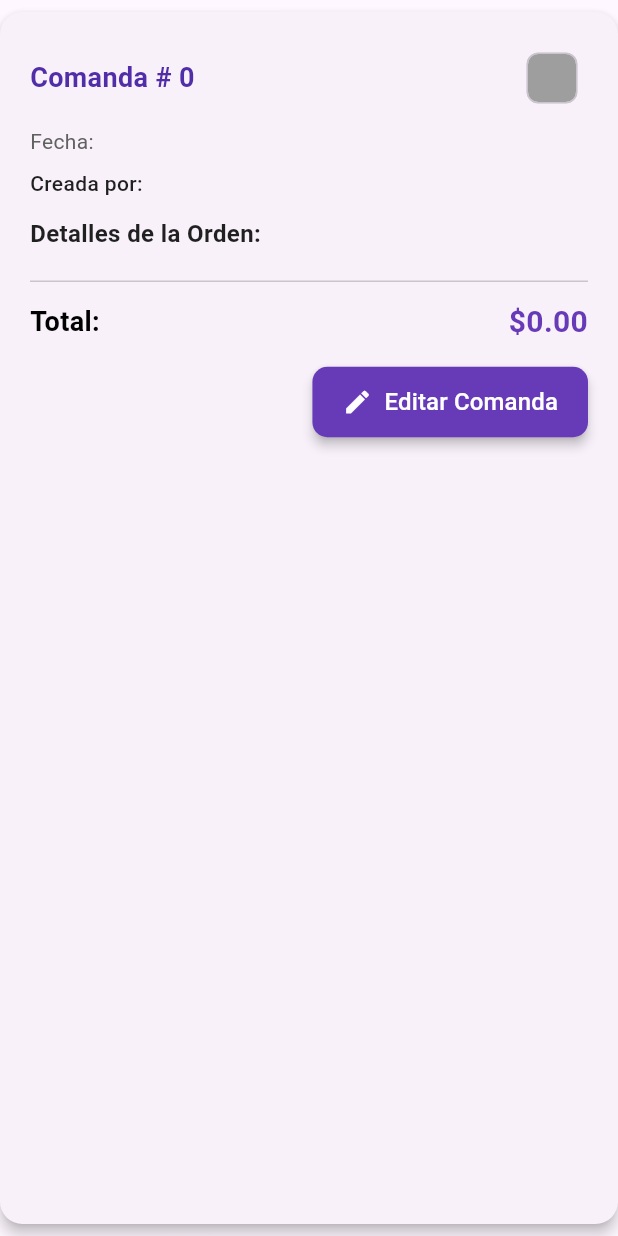
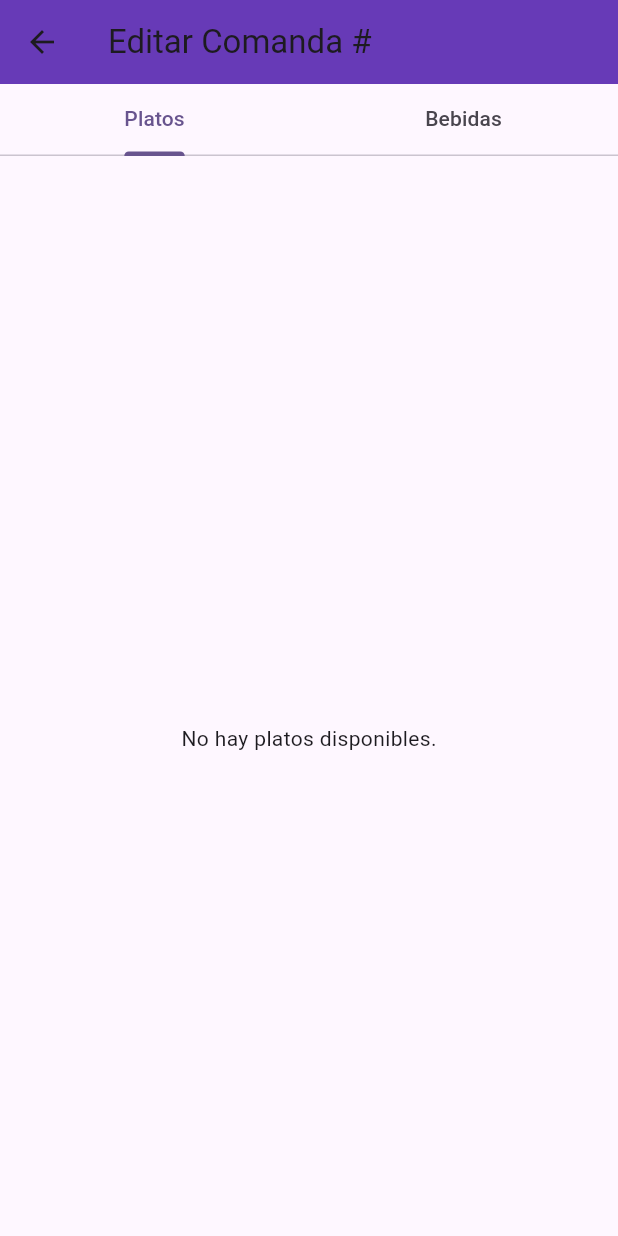
Before and after one commit to AndersonVargas24/ProyectoMenu, a Flutter app: the _ComandaCard widget shown alone on an empty page, opened directly with empty values, after a tap on "Editar Comanda", on a phone screen of 412 x 824 dp. Run offline on Flutter 3.47's test engine with Material 3 defaults, Android fonts, the light colour scheme and no system bars; drawn by our look-alikes of sliding_up_panel; our stand-ins replace cloud_firestore, connectivity_plus, firebase_auth, firebase_core, firebase_storage, image_picker; accounts and stored records are empty.

Commit message:
Update ComandasView y Editar
Se mejoro la vista de las comandas ya hechas como también implemente la vista de la edición de comandas ya creadas

```diff
--- a/menu/lib/WaiterDashboard/ComandasView.dart
+++ b/menu/lib/WaiterDashboard/ComandasView.dart
@@ -1,6 +1,7 @@
 import 'package:flutter/material.dart';
 import 'package:cloud_firestore/cloud_firestore.dart';
 import 'package:intl/intl.dart'; // Para formatear fechas
+import 'EditarComanda.dart'; // Importa la pantalla EditarComandaView
 
 class ComandasView extends StatelessWidget {
   const ComandasView({super.key});
@@ -234,8 +235,13 @@ class _ComandaCard extends StatelessWidget {
                     elevation: 3,
                   ),
                   onPressed: () {
+                    Navigator.push(
+                      context,
+                      MaterialPageRoute(
+                        builder: (context) => EditarComandaView(comandaId: documentId),
+                      ),
+                    );
                     print('Navegar a la edición de comanda con ID: $documentId');
-                    // TODO: Aquí iría la navegación a la vista de edición.
                   },
                 ),
               ),
--- /dev/null
+++ b/menu/lib/WaiterDashboard/EditarComanda.dart
@@ -0,0 +1,314 @@
+import 'package:flutter/material.dart';
+import 'package:cloud_firestore/cloud_firestore.dart';
+import 'package:sliding_up_panel/sliding_up_panel.dart';
+
+class EditarComandaView extends StatefulWidget {
+  final String comandaId;
+
+  const EditarComandaView({super.key, required this.comandaId});
+
+  @override
+  State<EditarComandaView> createState() => _EditarComandaViewState();
+}
+
+class _EditarComandaViewState extends State<EditarComandaView> with TickerProviderStateMixin {
+  Map<String, dynamic>? comandaData;
+  bool isLoading = true;
+  String? errorMessage;
+  List<Map<String, dynamic>> editingItems = [];
+  double totalComanda = 0.0;
+  List<DocumentSnapshot> _menuItems = [];
+  final PanelController _panelController = PanelController();
+  late TabController _tabController;
+  List<DocumentSnapshot> _platos = [];
+  List<DocumentSnapshot> _bebidas = [];
+
+  @override
+  void initState() {
+    super.initState();
+    _tabController = TabController(length: 2, vsync: this);
+    _loadComandaData();
+    _cargarMenuItems();
+  }
+
+  @override
+  void dispose() {
+    _tabController.dispose();
+    super.dispose();
+  }
+
+  Future<void> _cargarMenuItems() async {
+    FirebaseFirestore.instance.collection('menu').snapshots().listen((snapshot) {
+      setState(() {
+        _menuItems = snapshot.docs;
+        _platos = _menuItems.where((item) => item['tipo'] == 'Plato').toList();
+        _bebidas = _menuItems.where((item) => item['tipo'] == 'Bebida').toList();
+      });
+    });
+  }
+
+  Future<void> _loadComandaData() async {
+    setState(() {
+      isLoading = true;
+      errorMessage = null;
+    });
+
+    try {
+      DocumentSnapshot<Map<String, dynamic>> snapshot = await FirebaseFirestore.instance
+          .collection('comandas')
+          .doc(widget.comandaId)
+          .get();
+
+      if (snapshot.exists && snapshot.data() != null) {
+        setState(() {
+          comandaData = snapshot.data()!;
+          editingItems = (comandaData!['items'] as List<dynamic>)
+              .cast<Map<String, dynamic>>()
+              .toList();
+          _calculateTotal();
+          isLoading = false;
+        });
+        print('Datos de la comanda cargados: $comandaData');
+      } else {
+        setState(() {
+          errorMessage = 'No se encontró la comanda con ID: ${widget.comandaId}';
+          isLoading = false;
+        });
+        print(errorMessage);
+      }
+    } catch (e) {
+      setState(() {
+        errorMessage = 'Error al cargar la comanda: $e';
+        isLoading = false;
+      });
+      print(errorMessage);
+    }
+  }
+
+  void _calculateTotal() {
+    totalComanda = editingItems.fold(0.0, (sum, item) => sum + (item['precio'] * item['cantidad']));
+  }
+
+  void _updateItemQuantity(int index, int newQuantity) {
+    if (newQuantity >= 0) {
+      setState(() {
+        editingItems[index]['cantidad'] = newQuantity;
+        _calculateTotal();
+      });
+    }
+  }
+
+  void _removeItem(int index) {
+    setState(() {
+      editingItems.removeAt(index);
+      _calculateTotal();
+    });
+  }
+
+  void _anadirItem(Map<String, dynamic> menuItem) {
+    setState(() {
+      final existingItemIndex = editingItems.indexWhere((item) => item['nombre'] == menuItem['nombre']);
+      if (existingItemIndex != -1) {
+        editingItems[existingItemIndex]['cantidad'] = (editingItems[existingItemIndex]['cantidad'] as int) + 1;
+      } else {
+        editingItems.add({...menuItem, 'cantidad': 1});
+      }
+      _calculateTotal();
+    });
+    if (!_panelController.isPanelOpen) {
+      _panelController.open();
+    }
+  }
+
+  Future<void> _saveChanges() async {
+    setState(() {
+      isLoading = true;
+    });
+    try {
+      await FirebaseFirestore.instance
+          .collection('comandas')
+          .doc(widget.comandaId)
+          .update({'items': editingItems, 'total': totalComanda});
+      setState(() {
+        isLoading = false;
+      });
+      Navigator.pop(context);
+      ScaffoldMessenger.of(context).showSnackBar(
+        const SnackBar(content: Text('Comanda actualizada con éxito.')),
+      );
+    } catch (e) {
+      setState(() {
+        isLoading = false;
+        errorMessage = 'Error al guardar los cambios: $e';
+      });
+      ScaffoldMessenger.of(context).showSnackBar(
+        SnackBar(content: Text('Error al actualizar la comanda: $errorMessage')),
+      );
+    }
+  }
+
+  Widget _buildMenuItemCard(DocumentSnapshot itemSnap) {
+    final item = itemSnap.data() as Map<String, dynamic>;
+    return Card(
+      elevation: 3,
+      margin: const EdgeInsets.symmetric(vertical: 8, horizontal: 16),
+      shape: RoundedRectangleBorder(borderRadius: BorderRadius.circular(10)),
+      child: InkWell(
+        onTap: () => _anadirItem({...item, 'id': itemSnap.id}),
+        child: Padding(
+          padding: const EdgeInsets.all(12.0),
+          child: Row(
+            children: [
+              SizedBox(
+                width: 80,
+                height: 80,
+                child: item['imagen'] != null && item['imagen'].isNotEmpty
+                    ? (item['imagen'].toString().startsWith('http')
+                        ? Image.network(item['imagen'], fit: BoxFit.cover, errorBuilder: (context, error, stackTrace) => const Icon(Icons.image_not_supported))
+                        : Image.asset(item['imagen'], fit: BoxFit.cover, errorBuilder: (context, error, stackTrace) => const Icon(Icons.image_not_supported)))
+                    : Icon(item['tipo'] == 'Plato' ? Icons.restaurant : Icons.local_drink, size: 60),
+              ),
+              const SizedBox(width: 16),
+              Expanded(
+                child: Column(
+                  crossAxisAlignment: CrossAxisAlignment.start,
+                  children: [
+                    Text(item['nombre'] ?? 'Nombre no disponible', style: const TextStyle(fontWeight: FontWeight.bold, fontSize: 16)),
+                    const SizedBox(height: 4),
+                    Text('\$${item['precio']?.toStringAsFixed(2) ?? '0.00'}', style: const TextStyle(color: Colors.grey)),
+                    const SizedBox(height: 4),
+                    Text(item['descripcion'] ?? '', overflow: TextOverflow.ellipsis, maxLines: 2),
+                  ],
+                ),
+              ),
+              const Icon(Icons.add_circle_outline, color: Colors.green, size: 24),
+            ],
+          ),
+        ),
+      ),
+    );
+  }
+
+  Widget _buildOrderItem(int index) {
+    final item = editingItems[index];
+    return ListTile(
+      title: Text(item['nombre'] ?? 'Nombre no disponible'),
+      subtitle: Row(
+        children: [
+          IconButton(
+            icon: const Icon(Icons.remove),
+            onPressed: () => _updateItemQuantity(index, (item['cantidad'] as int) - 1),
+          ),
+          Text('${item['cantidad'] ?? 0}'),
+          IconButton(
+            icon: const Icon(Icons.add),
+            onPressed: () => _updateItemQuantity(index, (item['cantidad'] as int) + 1),
+          ),
+          const Spacer(),
+          Text('\$${(item['precio'] * (item['cantidad'] as int)).toStringAsFixed(2)}'),
+          IconButton(
+            icon: const Icon(Icons.delete, color: Colors.red),
+            onPressed: () => _removeItem(index),
+          ),
+        ],
+      ),
+    );
+  }
+
+  @override
+  Widget build(BuildContext context) {
+    return Scaffold(
+      appBar: AppBar(
+        title: Text(isLoading
+            ? 'Cargando Comanda...'
+            : comandaData?['numeroComanda'] != null
+                ? 'Editar Comanda #${comandaData!['numeroComanda']}'
+                : 'Editar Comanda'),
+        backgroundColor: Colors.deepPurple,
+      ),
+      body: Stack(
+        children: [
+          if (isLoading)
+            const Center(child: CircularProgressIndicator())
+          else if (errorMessage != null)
+            Center(child: Text(errorMessage!, style: const TextStyle(color: Colors.red)))
+          else if (comandaData != null)
+            SlidingUpPanel(
+              controller: _panelController,
+              minHeight: editingItems.isEmpty ? 0 : 100,
+              maxHeight: MediaQuery.of(context).size.height * 0.5,
+              borderRadius: const BorderRadius.vertical(top: Radius.circular(20)),
+              panel: Padding(
+                padding: const EdgeInsets.all(16.0),
+                child: Column(
+                  crossAxisAlignment: CrossAxisAlignment.start,
+                  children: [
+                    const Text('Ítems en la Comanda', style: TextStyle(fontSize: 18, fontWeight: FontWeight.bold)),
+                    Expanded(
+                      child: editingItems.isEmpty
+                          ? const Center(child: Text('No hay ítems en la comanda.'))
+                          : ListView.builder(
+                              itemCount: editingItems.length,
+                              itemBuilder: (context, index) => _buildOrderItem(index),
+                            ),
+                    ),
+                    Row(
+                      mainAxisAlignment: MainAxisAlignment.spaceBetween,
+                      children: [
+                        const Text('Total:', style: TextStyle(fontSize: 20, fontWeight: FontWeight.bold)),
+                        Text('\$${totalComanda.toStringAsFixed(2)}', style: const TextStyle(fontSize: 20, fontWeight: FontWeight.bold, color: Colors.deepPurple)),
+                      ],
+                    ),
+                    const SizedBox(height: 16),
+                    SizedBox(
+                      width: double.infinity,
+                      child: ElevatedButton(
+                        onPressed: _saveChanges,
+                        style: ElevatedButton.styleFrom(
+                          backgroundColor: Colors.green,
+                          foregroundColor: Colors.white,
+                          padding: const EdgeInsets.symmetric(vertical: 16),
+                          shape: RoundedRectangleBorder(borderRadius: BorderRadius.circular(10)),
+                        ),
+                        child: const Text('Guardar Cambios', style: TextStyle(fontSize: 18)),
+                      ),
+                    ),
+                  ],
+                ),
+              ),
+              body: Column(
+                children: [
+                  TabBar(
+                    controller: _tabController,
+                    tabs: const [
+                      Tab(text: 'Platos'),
+                      Tab(text: 'Bebidas'),
+                    ],
+                  ),
+                  Expanded(
+                    child: TabBarView(
+                      controller: _tabController,
+                      children: [
+                        _platos.isEmpty
+                            ? const Center(child: Text('No hay platos disponibles.'))
+                            : ListView.builder(
+                                itemCount: _platos.length,
+                                itemBuilder: (context, index) => _buildMenuItemCard(_platos[index]),
+                              ),
+                        _bebidas.isEmpty
+                            ? const Center(child: Text('No hay bebidas disponibles.'))
+                            : ListView.builder(
+                                itemCount: _bebidas.length,
+                                itemBuilder: (context, index) => _buildMenuItemCard(_bebidas[index]),
+                              ),
+                      ],
+                    ),
+                  ),
+                ],
+              ),
+            ),
+        ],
+      ),
+    );
+  }
+}
```
